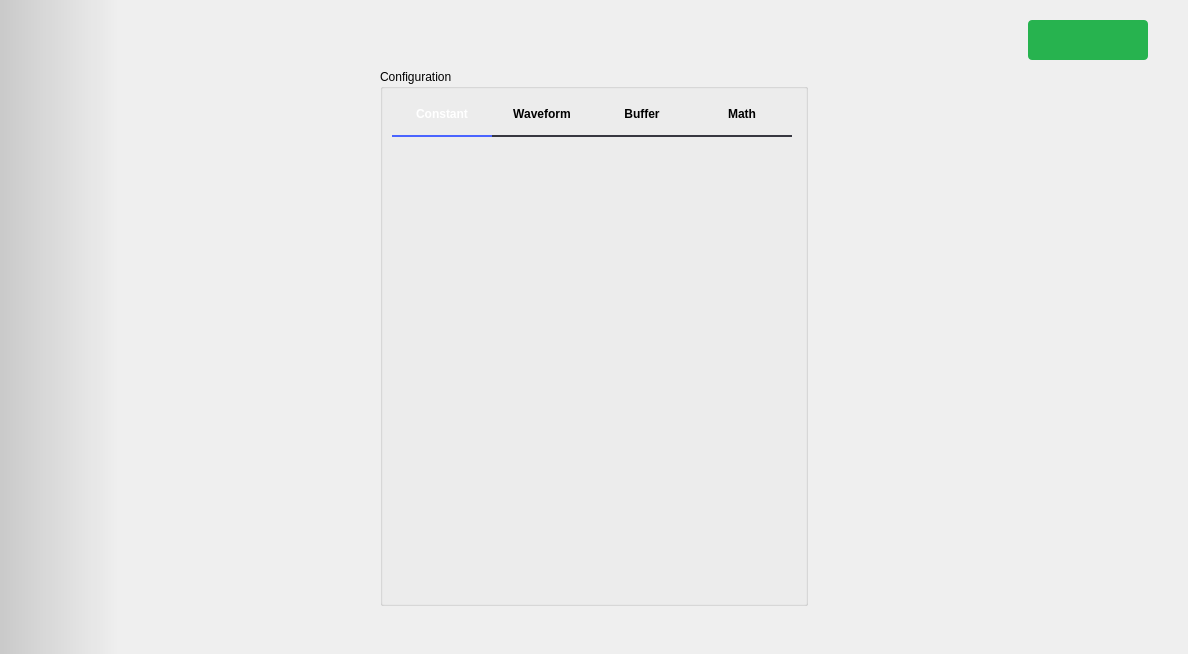
Above: ui/signal_generator.ui from analogdevicesinc/scopy before the change. Below: the same form after it.
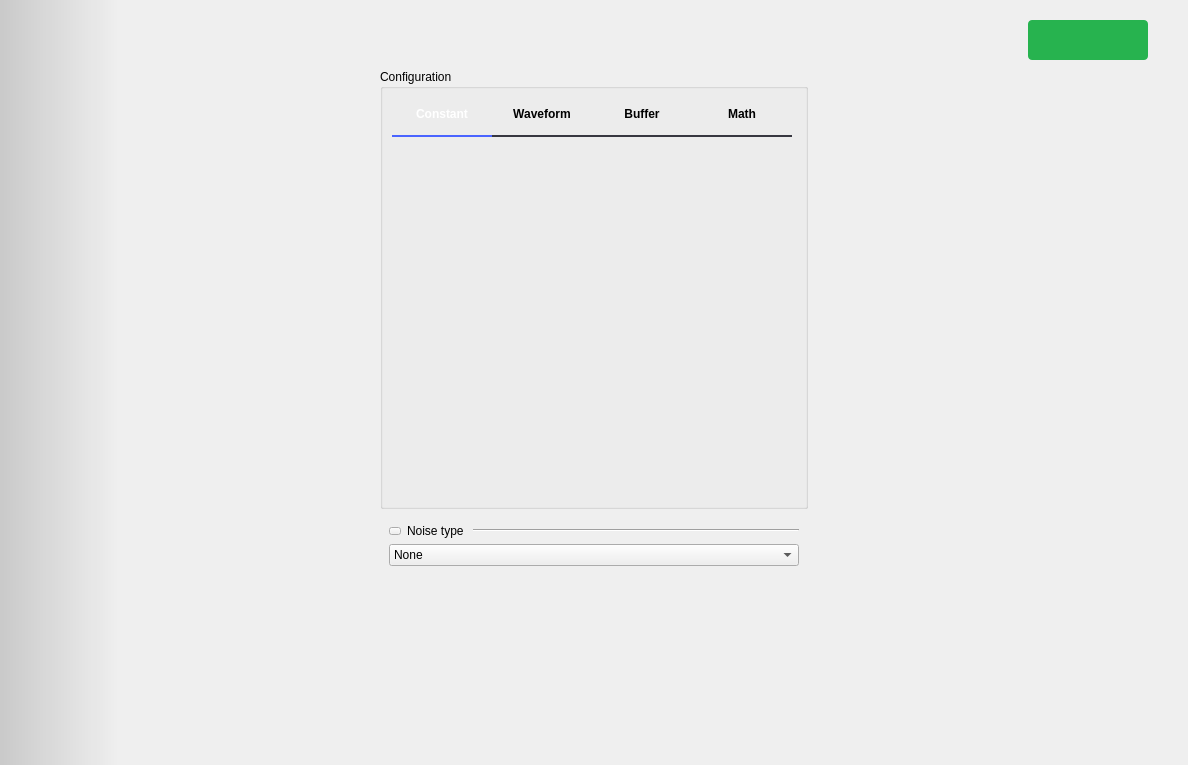
That is the form after the change. Icons and pictures are not drawn. Custom widgets are drawn as their Qt base class.

Commit message:
SignalGenerator: implemented noise controls
SignalGenerator can add noise on top of generated signals. This feature
makes use of gnuradio noise_source block. The noise_source is added to the
generated signal. The impulse noise type generates impulses that are
a few times bigger than the selected amplitude. The amplitude of the pulses
is scaled by 20(experimental value) to bring them back within range.

What changed in the file:
```diff
--- a/ui/signal_generator.ui
+++ b/ui/signal_generator.ui
@@ -7,7 +7,7 @@
     <x>0</x>
     <y>0</y>
     <width>1188</width>
-    <height>654</height>
+    <height>765</height>
    </rect>
   </property>
   <property name="sizePolicy">
@@ -143,19 +143,22 @@
         <item>
          <widget class="adiscope::MenuAnim" name="rightMenu" native="true">
           <property name="sizePolicy">
-           <sizepolicy hsizetype="Maximum" vsizetype="Preferred">
+           <sizepolicy hsizetype="Maximum" vsizetype="Expanding">
             <horstretch>0</horstretch>
             <verstretch>0</verstretch>
            </sizepolicy>
           </property>
           <layout class="QVBoxLayout" name="verticalLayout_7">
+           <property name="topMargin">
+            <number>9</number>
+           </property>
            <property name="bottomMargin">
             <number>0</number>
            </property>
            <item>
             <widget class="QGroupBox" name="config_panel">
              <property name="sizePolicy">
-              <sizepolicy hsizetype="Preferred" vsizetype="Minimum">
+              <sizepolicy hsizetype="Preferred" vsizetype="Maximum">
                <horstretch>0</horstretch>
                <verstretch>0</verstretch>
               </sizepolicy>
@@ -167,7 +170,7 @@
               <item>
                <widget class="QTabWidget" name="tabWidget">
                 <property name="sizePolicy">
-                 <sizepolicy hsizetype="Expanding" vsizetype="Expanding">
+                 <sizepolicy hsizetype="Expanding" vsizetype="Maximum">
                   <horstretch>0</horstretch>
                   <verstretch>0</verstretch>
                  </sizepolicy>
@@ -200,6 +203,12 @@
                  <bool>false</bool>
                 </property>
                 <widget class="QWidget" name="tabConstant">
+                 <property name="sizePolicy">
+                  <sizepolicy hsizetype="Preferred" vsizetype="Maximum">
+                   <horstretch>0</horstretch>
+                   <verstretch>0</verstretch>
+                  </sizepolicy>
+                 </property>
                  <attribute name="title">
                   <string>Constant</string>
                  </attribute>
@@ -226,19 +235,6 @@
                     </property>
                    </widget>
                   </item>
-                  <item>
-                   <spacer name="verticalSpacer">
-                    <property name="orientation">
-                     <enum>Qt::Vertical</enum>
-                    </property>
-                    <property name="sizeHint" stdset="0">
-                     <size>
-                      <width>20</width>
-                      <height>40</height>
-                     </size>
-                    </property>
-                   </spacer>
-                  </item>
                  </layout>
                 </widget>
                 <widget class="QWidget" name="tabWaveform">
@@ -801,6 +797,161 @@
              </layout>
             </widget>
            </item>
+           <item>
+            <widget class="QWidget" name="wNoise" native="true">
+             <layout class="QVBoxLayout" name="verticalLayout_9">
+              <item>
+               <layout class="QHBoxLayout" name="horizontalLayout_8">
+                <property name="spacing">
+                 <number>6</number>
+                </property>
+                <property name="topMargin">
+                 <number>0</number>
+                </property>
+                <item>
+                 <widget class="QPushButton" name="btnNoiseCollapse">
+                  <property name="styleSheet">
+                   <string notr="true">QPushButton {
+  max-height: 6px;
+  max-width: 10px;
+  border-image: url(:/icons/sba_cmb_box_arrow.svg);
+}
+
+QPushButton:checked
+{
+  max-height: 10px;
+  max-width:  6px;
+border-image: url(:/icons/sba_cmb_box_arrow_right.svg);
+}
+
+
+
+</string>
+                  </property>
+                  <property name="text">
+                   <string/>
+                  </property>
+                  <property name="checkable">
+                   <bool>true</bool>
+                  </property>
+                  <property name="checked">
+                   <bool>false</bool>
+                  </property>
+                 </widget>
+                </item>
+                <item>
+                 <widget class="QLabel" name="lblNoise">
+                  <property name="sizePolicy">
+                   <sizepolicy hsizetype="Preferred" vsizetype="Preferred">
+                    <horstretch>0</horstretch>
+                    <verstretch>0</verstretch>
+                   </sizepolicy>
+                  </property>
+                  <property name="text">
+                   <string>Noise type </string>
+                  </property>
+                 </widget>
+                </item>
+                <item>
+                 <widget class="Line" name="line">
+                  <property name="sizePolicy">
+                   <sizepolicy hsizetype="Expanding" vsizetype="Fixed">
+                    <horstretch>0</horstretch>
+                    <verstretch>0</verstretch>
+                   </sizepolicy>
+                  </property>
+                  <property name="orientation">
+                   <enum>Qt::Horizontal</enum>
+                  </property>
+                 </widget>
+                </item>
+               </layout>
+              </item>
+              <item>
+               <widget class="QComboBox" name="cbNoiseType">
+                <item>
+                 <property name="text">
+                  <string>None</string>
+                 </property>
+                </item>
+                <item>
+                 <property name="text">
+                  <string>Uniform</string>
+                 </property>
+                </item>
+                <item>
+                 <property name="text">
+                  <string>Gaussian</string>
+                 </property>
+                </item>
+                <item>
+                 <property name="text">
+                  <string>Laplacian</string>
+                 </property>
+                </item>
+                <item>
+                 <property name="text">
+                  <string>Impulse</string>
+                 </property>
+                </item>
+               </widget>
+              </item>
+              <item>
+               <layout class="QHBoxLayout" name="horizontalLayout_5">
+                <property name="topMargin">
+                 <number>0</number>
+                </property>
+                <item>
+                 <spacer name="horizontalSpacer">
+                  <property name="orientation">
+                   <enum>Qt::Horizontal</enum>
+                  </property>
+                  <property name="sizeHint" stdset="0">
+                   <size>
+                    <width>40</width>
+                    <height>20</height>
+                   </size>
+                  </property>
+                 </spacer>
+                </item>
+                <item>
+                 <widget class="adiscope::ScaleSpinButton" name="noiseAmplitude" native="true">
+                  <property name="name" stdset="0">
+                   <string>Amplitude</string>
+                  </property>
+                  <property name="min_value" stdset="0">
+                   <double>0.000000000000000</double>
+                  </property>
+                  <property name="max_value" stdset="0">
+                   <double>10.000000000000000</double>
+                  </property>
+                  <property name="units" stdset="0">
+                   <stringlist>
+                    <string>µVolts=1e-6</string>
+                    <string>mVolts=1e-3</string>
+                    <string>Volts=1e0</string>
+                   </stringlist>
+                  </property>
+                 </widget>
+                </item>
+               </layout>
+              </item>
+             </layout>
+            </widget>
+           </item>
+           <item>
+            <spacer name="verticalSpacer">
+             <property name="orientation">
+              <enum>Qt::Vertical</enum>
+             </property>
+             <property name="sizeHint" stdset="0">
+              <size>
+               <width>20</width>
+               <height>40</height>
+              </size>
+             </property>
+            </spacer>
+           </item>
           </layout>
          </widget>
         </item>
```
Left out of the diff: 24 changed lines with no effect on the pictures. The commit also changes 2 other files.
